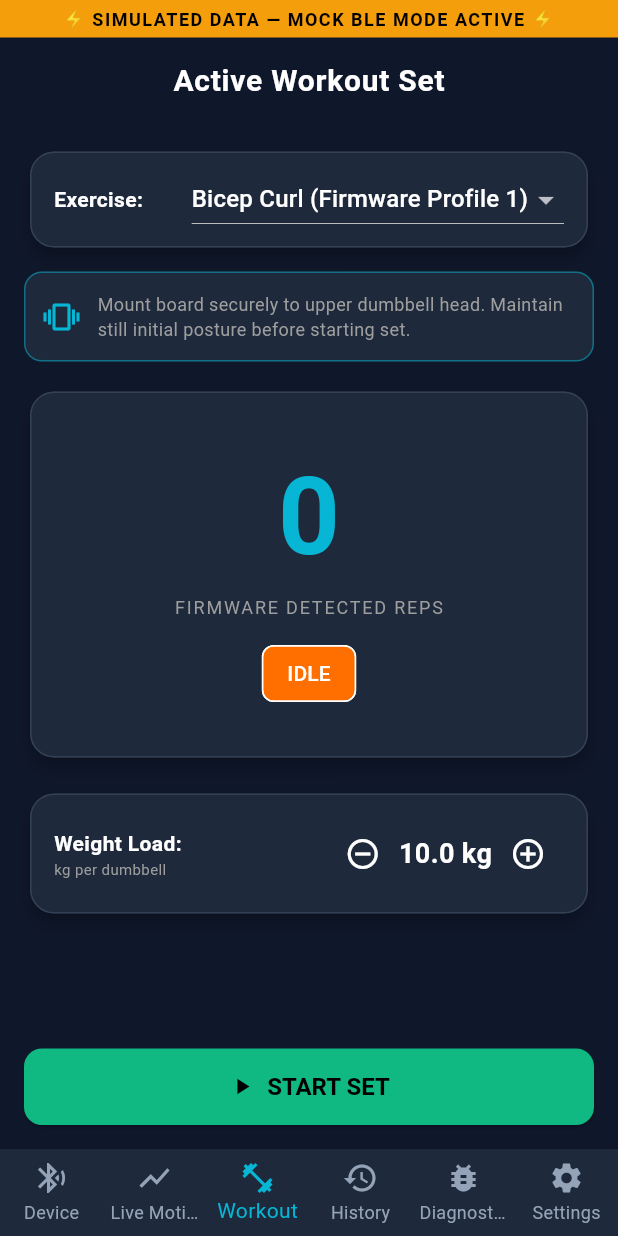
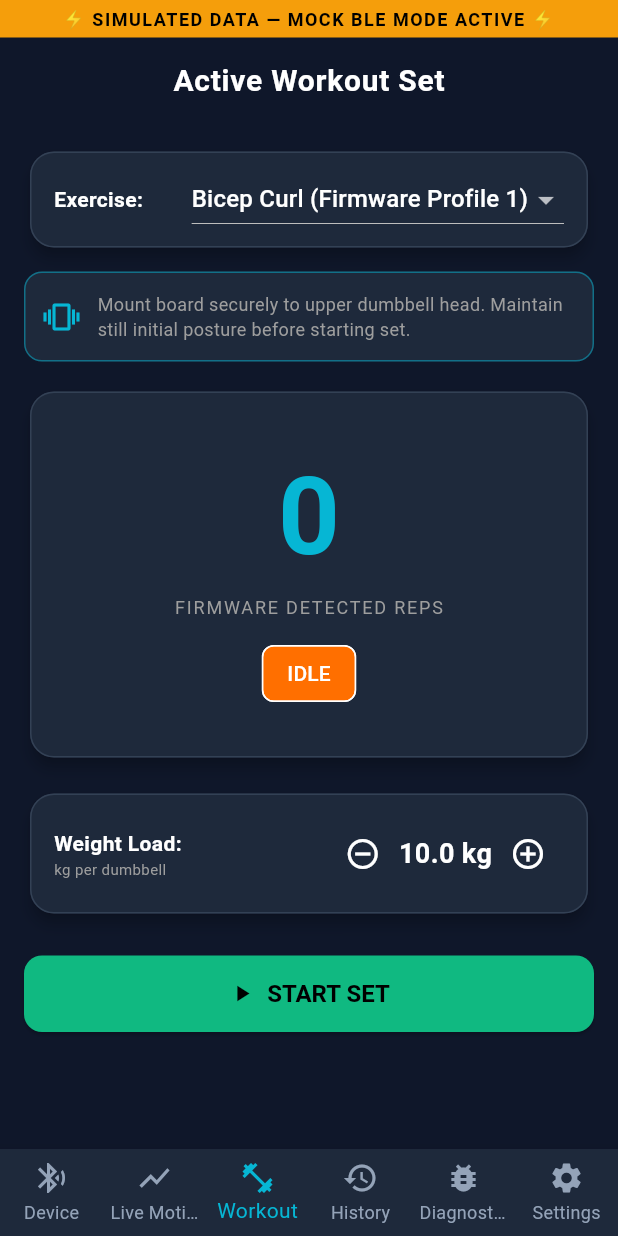
Before and after one commit to falcon0172/smart-tracker, a Flutter app: the WorkoutScreen screen opened by its route, on a phone screen of 412 x 824 dp. Run offline on Flutter 3.47's test engine with Material 3 defaults, Android fonts, the phone set to English and light mode, and no system bars; our stand-ins replace csv, drift, fl_chart, flutter_riverpod, go_router; missing offline and left inert: universal_ble; accounts and stored records are empty.

```diff
--- a/mobile/lib/features/workout/presentation/workout_screen.dart
+++ b/mobile/lib/features/workout/presentation/workout_screen.dart
@@ -92,7 +92,7 @@ class _WorkoutScreenState extends ConsumerState<WorkoutScreen> {
       appBar: AppBar(
         title: const Text('Active Workout Set'),
       ),
-      body: Padding(
+      body: SingleChildScrollView(
         padding: const EdgeInsets.all(16.0),
         child: Column(
           crossAxisAlignment: CrossAxisAlignment.stretch,
@@ -104,7 +104,7 @@ class _WorkoutScreenState extends ConsumerState<WorkoutScreen> {
             _buildRepCounterCard(repCount, currentState),
             const SizedBox(height: 16),
             _buildLoadEntryRow(),
-            const Spacer(),
+            const SizedBox(height: 24),
             _buildSetControlButtons(currentState),
           ],
         ),
```
Also changed, not shown: 21 other files.
